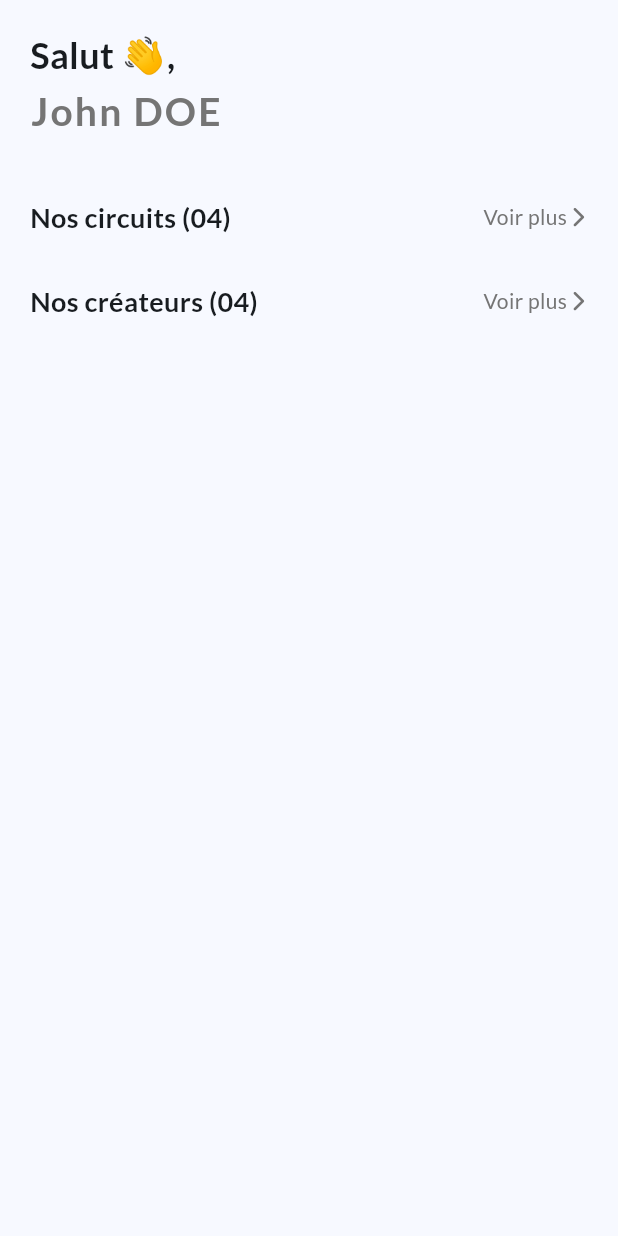
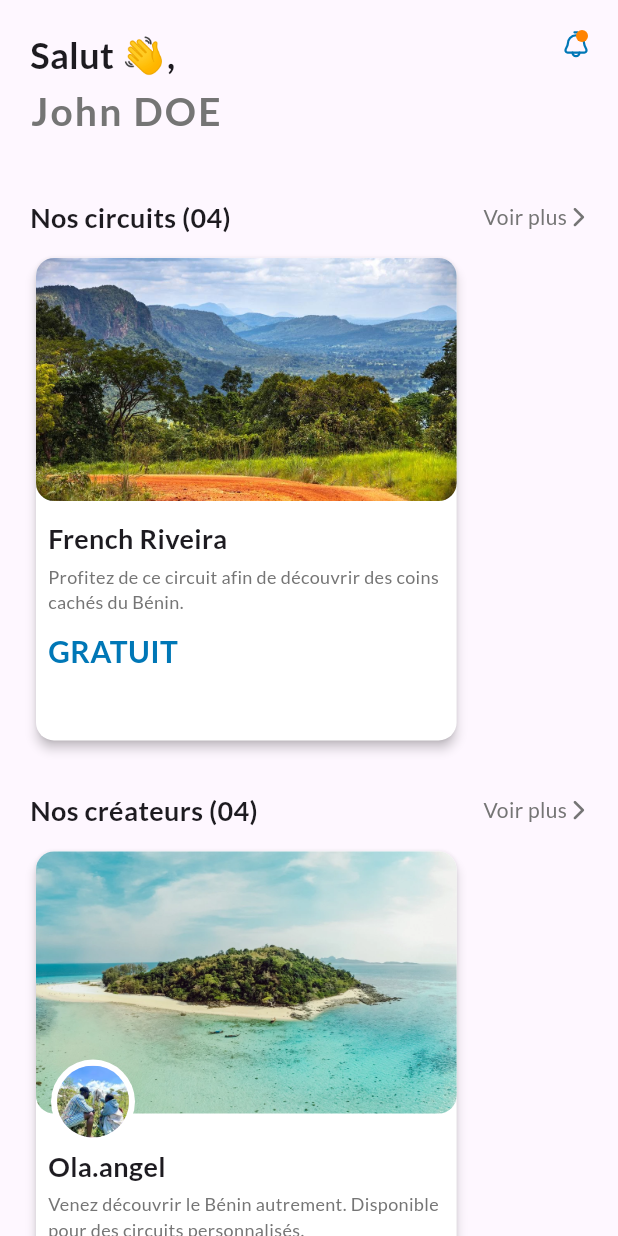
Before and after one commit to imdadAdelabou/EasyTrip, a Flutter app: the HomeTraveller screen opened by its route, on a phone screen of 412 x 824 dp. Run offline on Flutter 3.47's test engine with Material 2 defaults, Android fonts, the light colour scheme and no system bars; our stand-ins replace flutter_svg, font_awesome_flutter, gap, google_fonts, pin_code_fields.

Commit message:
[FEAT] add a component for creator card

```diff
--- /dev/null
+++ b/lib/components/circuit_card.dart
@@ -0,0 +1,83 @@
+import "package:easy_trip/models/circuit/circuit.dart";
+import "package:easy_trip/utils/app_message.dart";
+import "package:easy_trip/utils/styles.dart";
+import "package:flutter/material.dart";
+import "package:gap/gap.dart";
+import "package:google_fonts/google_fonts.dart";
+
+class CircuitCard extends StatelessWidget {
+  final Circuit circuit;
+  const CircuitCard({
+    super.key,
+    required this.circuit,
+  });
+
+  @override
+  Widget build(BuildContext context) {
+    double maxWidth = MediaQuery.of(context).size.width;
+    double maxHeight = MediaQuery.of(context).size.height;
+
+    return SizedBox(
+      width: maxWidth * .7,
+      height: maxHeight * .4,
+      child: Card(
+        color: Colors.white,
+        shape: RoundedRectangleBorder(
+          borderRadius: BorderRadius.circular(12.0),
+        ),
+        elevation: 3.0,
+        child: Column(
+          crossAxisAlignment: CrossAxisAlignment.start,
+          children: [
+            ClipRRect(
+              borderRadius: BorderRadius.circular(12.0),
+              child: SizedBox(
+                child: Image.asset(
+                  circuit.covers[0],
+                  fit: BoxFit.cover,
+                ),
+              ),
+            ),
+            const Gap(4.0),
+            Padding(
+              padding: const EdgeInsets.all(8.0),
+              child: Column(
+                crossAxisAlignment: CrossAxisAlignment.start,
+                mainAxisSize: MainAxisSize.min,
+                children: [
+                  Text(
+                    circuit.title,
+                    style: GoogleFonts.lato(
+                      fontWeight: FontWeight.bold,
+                      fontSize: 18.0,
+                    ),
+                  ),
+                  const Gap(4.0),
+                  Text(
+                    circuit.description,
+                    style: GoogleFonts.lato(
+                      fontSize: 12.0,
+                      color: AppColor.greyColor,
+                    ),
+                    maxLines: 2,
+                  ),
+                  const Gap(10.0),
+                  Text(
+                    circuit.price <= 0
+                        ? AppMessage.freeLabel.toUpperCase()
+                        : '${circuit.price}',
+                    style: GoogleFonts.lato(
+                      fontSize: 20.0,
+                      fontWeight: FontWeight.w600,
+                      color: AppColor.blueOceanColor,
+                    ),
+                  ),
+                ],
+              ),
+            ),
+          ],
+        ),
+      ),
+    );
+  }
+}
--- /dev/null
+++ b/lib/components/creator_card.dart
@@ -0,0 +1,113 @@
+import "package:easy_trip/models/creator/creator.dart";
+import "package:easy_trip/utils/app_message.dart";
+import "package:easy_trip/utils/styles.dart";
+import "package:flutter/material.dart";
+import "package:font_awesome_flutter/font_awesome_flutter.dart";
+import "package:gap/gap.dart";
+import "package:google_fonts/google_fonts.dart";
+
+class CreatorCard extends StatelessWidget {
+  final Creator creator;
+  const CreatorCard({
+    super.key,
+    required this.creator,
+  });
+
+  @override
+  Widget build(BuildContext context) {
+    double maxWidth = MediaQuery.of(context).size.width;
+    double maxHeight = MediaQuery.of(context).size.height;
+
+    return SizedBox(
+      width: maxWidth * .7,
+      child: Card(
+        color: Colors.white,
+        shape: RoundedRectangleBorder(
+          borderRadius: BorderRadius.circular(12.0),
+        ),
+        elevation: 3.0,
+        child: Column(
+          crossAxisAlignment: CrossAxisAlignment.start,
+          children: [
+            Stack(
+              clipBehavior: Clip.none,
+              children: [
+                ClipRRect(
+                  borderRadius: BorderRadius.circular(12.0),
+                  child: Image.asset(
+                    creator.profileCover,
+                    fit: BoxFit.cover,
+                  ),
+                ),
+                Positioned(
+                  bottom: -20,
+                  left: 10,
+                  child: CircleAvatar(
+                    radius: 28,
+                    backgroundColor: Colors.white,
+                    child: CircleAvatar(
+                      radius: 24,
+                      backgroundImage: AssetImage(creator.pictureProfile),
+                    ),
+                  ),
+                ),
+              ],
+            ),
+            const Gap(14.0),
+            Padding(
+              padding: const EdgeInsets.all(8.0),
+              child: Column(
+                crossAxisAlignment: CrossAxisAlignment.start,
+                children: [
+                  Text(
+                    creator.title,
+                    style: GoogleFonts.lato(
+                      fontWeight: FontWeight.bold,
+                      fontSize: 18.0,
+                    ),
+                  ),
+                  const Gap(4.0),
+                  Text(
+                    creator.description,
+                    style: GoogleFonts.lato(
+                      fontSize: 12.0,
+                      color: AppColor.greyColor,
+                    ),
+                    maxLines: 2,
+                  ),
+                  const Gap(2.0),
+                  TextButton(
+                    onPressed: () {},
+                    style: ButtonStyle(
+                      backgroundColor: MaterialStateProperty.all<Color>(
+                        AppColor.orangeVariant,
+                      ),
+                    ),
+                    child: Row(
+                      mainAxisSize: MainAxisSize.min,
+                      children: [
+                        Text(
+                          AppMessage.seeProfile,
+                          style: GoogleFonts.lato(
+                            fontSize: 13.0,
+                            fontWeight: FontWeight.w600,
+                            color: Colors.white,
+                          ),
+                        ),
+                        const Icon(
+                          FontAwesomeIcons.chevronRight,
+                          size: 16.0,
+                          color: Colors.white,
+                        ),
+                      ],
+                    ),
+                  ),
+                ],
+              ),
+            ),
+          ],
+        ),
+      ),
+    );
+  }
+}
--- a/lib/components/custom_textbtn.dart
+++ b/lib/components/custom_textbtn.dart
@@ -1,3 +1,4 @@
+import "package:easy_trip/utils/styles.dart";
 import "package:flutter/material.dart";
 import "package:google_fonts/google_fonts.dart";
 
@@ -31,7 +32,12 @@ class CustomTextbtn extends StatelessWidget {
         ),
       ),
       onPressed: action,
-      child: Text(label),
+      child: Text(
+        label,
+        style: GoogleFonts.lato(
+          color: AppColor.blueOceanColor,
+        ),
+      ),
     );
   }
 }
--- /dev/null
+++ b/lib/components/icon_notification.dart
@@ -0,0 +1,27 @@
+import "package:easy_trip/utils/app_asset.dart";
+import "package:easy_trip/utils/styles.dart";
+import "package:flutter/material.dart";
+import "package:flutter_svg/svg.dart";
+
+class IconNotification extends StatelessWidget {
+  const IconNotification({super.key});
+
+  @override
+  Widget build(BuildContext context) {
+    return Stack(
+      clipBehavior: Clip.none,
+      children: [
+        SvgPicture.asset(
+          AppAsset.iconNotif,
+        ),
+        Positioned(
+          right: 0,
+          child: CircleAvatar(
+            radius: 4.0,
+            backgroundColor: AppColor.orangeVariant,
+          ),
+        ),
+      ],
+    );
+  }
+}
--- a/lib/main.dart
+++ b/lib/main.dart
@@ -20,8 +20,8 @@ class MyApp extends StatelessWidget {
   Widget build(BuildContext context) {
     return MaterialApp(
       theme: ThemeData(
-        colorScheme: ColorScheme.fromSeed(seedColor: AppColor.blueOceanColor),
         useMaterial3: true,
+        cardColor: AppColor.whiteVariant,
       ),
       initialRoute: SplashScreen.routeName,
       debugShowCheckedModeBanner: false,
--- /dev/null
+++ b/lib/models/circuit/circuit.dart
@@ -0,0 +1,13 @@
+class Circuit {
+  final String title;
+  final List<String> covers;
+  final String description;
+  final int price;
+
+  const Circuit({
+    required this.title,
+    required this.covers,
+    required this.description,
+    required this.price,
+  });
+}
--- /dev/null
+++ b/lib/models/creator/creator.dart
@@ -0,0 +1,13 @@
+class Creator {
+  final String title;
+  final String profileCover;
+  final String pictureProfile;
+  final String description;
+
+  Creator({
+    required this.title,
+    required this.profileCover,
+    required this.pictureProfile,
+    required this.description,
+  });
+}
--- a/lib/utils/app_asset.dart
+++ b/lib/utils/app_asset.dart
@@ -5,4 +5,8 @@ class AppAsset {
   static String travelOnboardingIll3 = "assets/gifs/travelersOnBoarding3.svg";
   static String travelChoiceIll = "assets/gifs/travelRoleChoice.svg";
   static String creatorChoiceIll = "assets/gifs/creatorChoiceIll.svg";
+  static String sampleCoverImg = "assets/gifs/sampleCoverImage.jpeg";
+  static String iconNotif = "assets/icons/iconNotif.svg";
+  static String coverSampleProfile = "assets/gifs/coverSamplePicture.webp";
+  static String sampleProfilePicture = "assets/gifs/samplePictureProfile.jpeg";
 }
--- a/lib/utils/app_message.dart
+++ b/lib/utils/app_message.dart
@@ -31,4 +31,8 @@ class AppMessage {
   static String ourCircuits = "Nos circuits";
   static String seeMoreLabel = "Voir plus";
   static String ourCreatorLabel = "Nos créateurs";
+  static String sampleDescription =
+      "Profitez de ce circuit afin de découvrir des coins cachés du Bénin.";
+  static String freeLabel = "Gratuit";
+  static String seeProfile = "Voir le profil";
 }
--- a/lib/utils/styles.dart
+++ b/lib/utils/styles.dart
@@ -12,4 +12,5 @@ class AppColor {
   static Color greyColor = const Color(0xff757575);
   //For User profile and other
   static Color pinkFade = const Color(0xffff4081);
+  static Color whiteVariant = const Color(0xffF3F3F3);
 }
--- a/lib/views/home/traveller/home_traveller.dart
+++ b/lib/views/home/traveller/home_traveller.dart
@@ -1,4 +1,10 @@
+import "package:easy_trip/components/circuit_card.dart";
+import "package:easy_trip/components/creator_card.dart";
 import "package:easy_trip/components/head_title_section.dart";
+import "package:easy_trip/components/icon_notification.dart";
+import "package:easy_trip/models/circuit/circuit.dart";
+import "package:easy_trip/models/creator/creator.dart";
+import "package:easy_trip/utils/app_asset.dart";
 import "package:easy_trip/utils/app_message.dart";
 import "package:easy_trip/utils/constant.dart";
 import "package:easy_trip/utils/styles.dart";
@@ -13,12 +19,16 @@ class HomeTraveller extends StatelessWidget {
   @override
   Widget build(BuildContext context) {
     return Scaffold(
-      body: SingleChildScrollView(
-        child: SafeArea(
+      body: SafeArea(
+        child: SingleChildScrollView(
           child: Column(
             crossAxisAlignment: CrossAxisAlignment.start,
             children: [
               const Gap(20.0),
+              Row(
+                crossAxisAlignment: CrossAxisAlignment.start,
+                mainAxisAlignment: MainAxisAlignment.spaceBetween,
+                children: [
                   Padding(
                     padding: const EdgeInsets.symmetric(
                       horizontal: horizontalSpaceBtwScreenAndComponent,
@@ -45,11 +55,33 @@ class HomeTraveller extends StatelessWidget {
                       ],
                     ),
                   ),
+                  const Padding(
+                    padding: EdgeInsets.only(
+                      right: horizontalSpaceBtwScreenAndComponent,
+                    ),
+                    child: IconNotification(),
+                  ),
+                ],
+              ),
               const Gap(40.0),
               HeadTitleSection(
                 label: AppMessage.ourCircuits,
                 count: 4,
                 action: () {},
+              ),
+              const Gap(10.0),
+              Padding(
+                padding: const EdgeInsets.only(
+                  left: horizontalSpaceBtwScreenAndComponent,
+                ),
+                child: CircuitCard(
+                  circuit: Circuit(
+                    title: "French Riveira",
+                    covers: [AppAsset.sampleCoverImg],
+                    description: AppMessage.sampleDescription,
+                    price: 0,
+                  ),
+                ),
               ),
               const Gap(30.0),
               HeadTitleSection(
@@ -57,6 +89,22 @@ class HomeTraveller extends StatelessWidget {
                 count: 4,
                 action: () {},
               ),
+              const Gap(10.0),
+              Padding(
+                padding: const EdgeInsets.only(
+                  left: horizontalSpaceBtwScreenAndComponent,
+                ),
+                child: CreatorCard(
+                  creator: Creator(
+                    title: "Ola.angel",
+                    profileCover: AppAsset.coverSampleProfile,
+                    pictureProfile: AppAsset.sampleProfilePicture,
+                    description:
+                        "Venez découvrir le Bénin autrement. Disponible pour des circuits personnalisés.",
+                  ),
+                ),
+              ),
+              const Gap(20.0),
             ],
           ),
         ),
```
Also changed, not shown: assets/gifs/coverSamplePicture.webp (added), assets/gifs/sampleCoverImage.jpeg (added), assets/gifs/samplePictureProfile.jpeg (added), assets/icons/iconNotif.svg (added). Lines whose indentation alone changed are shown as unchanged.
